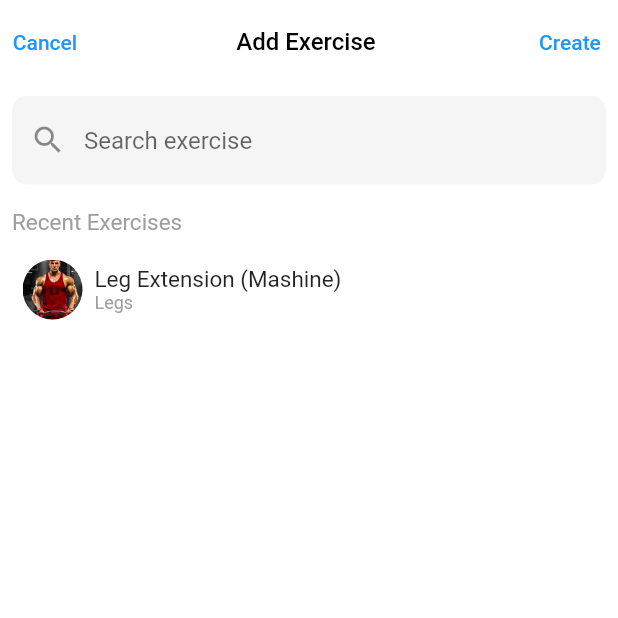
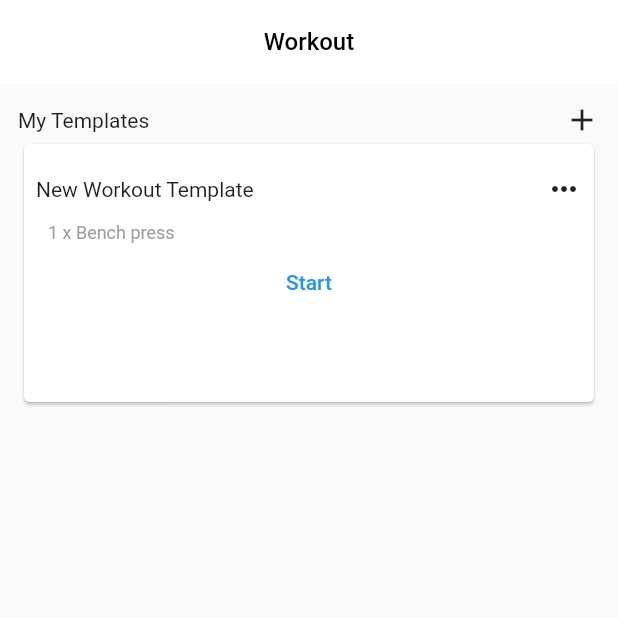
Before and after one commit to DVeneris/training_logger, a Flutter app: the screen it shows after launch, on a phone screen of 412 x 824 dp, the top half of it. Run offline on Flutter 3.47's test engine with Material 2 defaults, Android fonts, the light colour scheme and no system bars.

Commit message:
template list

```diff
--- a/lib/main.dart
+++ b/lib/main.dart
@@ -3,6 +3,7 @@ import 'package:training_tracker/widgets/exercise_list.dart';
 import 'package:training_tracker/widgets/history_page.dart';
 import 'package:training_tracker/widgets/workout.dart';
 import 'package:training_tracker/widgets/workout_history_card.dart';
+import 'package:training_tracker/widgets/workout_template_list.dart';
 
 void main() {
   runApp(const MyApp());
@@ -35,6 +36,6 @@ class MyHomePage extends StatefulWidget {
 class _MyHomePageState extends State<MyHomePage> {
   @override
   Widget build(BuildContext context) {
-    return const ExcerciseList();
+    return const WorkoutTemplateList();
   }
 }
--- /dev/null
+++ b/lib/widgets/workout_template_list.dart
@@ -0,0 +1,92 @@
+import 'package:flutter/material.dart';
+
+class WorkoutTemplateList extends StatelessWidget {
+  const WorkoutTemplateList({super.key});
+
+  @override
+  Widget build(BuildContext context) {
+    return Scaffold(
+      appBar: AppBar(
+        backgroundColor: Colors.white,
+        elevation: 0,
+        leadingWidth: 60,
+        title: const Center(
+          child: Text("Workout",
+              style: TextStyle(
+                color: Colors.black,
+                fontSize: 16,
+              ),
+              textAlign: TextAlign.center),
+        ),
+      ),
+      body: Padding(
+        padding: const EdgeInsets.all(12.0),
+        child: Column(children: [
+          Row(
+            mainAxisAlignment: MainAxisAlignment.spaceBetween,
+            children: const [
+              Text(
+                "My Templates",
+                style: TextStyle(
+                  fontWeight: FontWeight.normal,
+                ),
+              ),
+              Icon(Icons.add)
+            ],
+          ),
+          ConstrainedBox(
+            constraints: BoxConstraints(
+              minHeight: 120,
+              maxHeight: 180,
+            ),
+            child: Card(
+              child: Padding(
+                padding: const EdgeInsets.all(8.0),
+                child: Column(children: [
+                  Padding(
+                    padding: const EdgeInsets.only(top: 10.0, bottom: 10.0),
+                    child: Row(
+                      mainAxisAlignment: MainAxisAlignment.spaceBetween,
+                      children: const [
+                        Text(
+                          "New Workout Template",
+                          style: TextStyle(
+                            fontWeight: FontWeight.normal,
+                          ),
+                        ),
+                        Icon(Icons.more_horiz)
+                      ],
+                    ),
+                  ),
+                  Padding(
+                    padding: const EdgeInsets.only(left: 8, right: 8),
+                    child: Column(
+                      children: [
+                        Padding(
+                          padding: const EdgeInsets.only(bottom: 2.0),
+                          child: Row(
+                            children: const [
+                              Text(
+                                "1 x Bench press",
+                                style:
+                                    TextStyle(fontSize: 12, color: Colors.grey),
+                              )
+                            ],
+                          ),
+                        ),
+                      ],
+                    ),
+                  ),
+                  TextButton(
+                    onPressed: () {},
+                    child: Text("Start"),
+                  )
+                ]),
+              ),
+            ),
+          )
+        ]),
+      ),
+    );
+  }
+}
```
